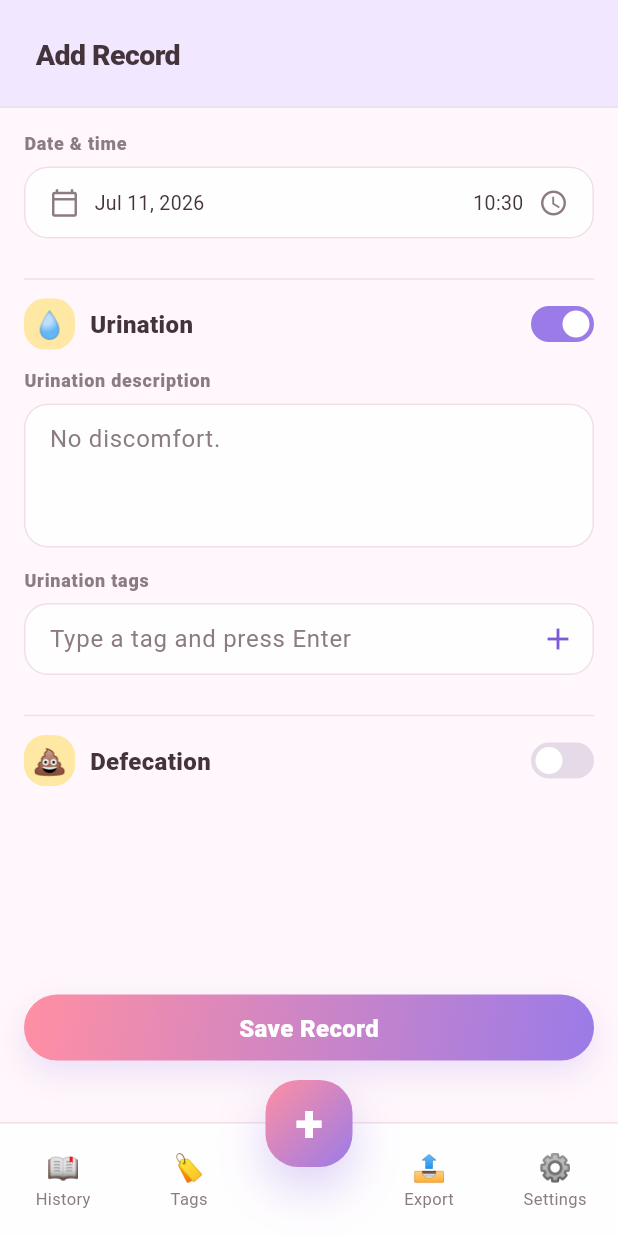
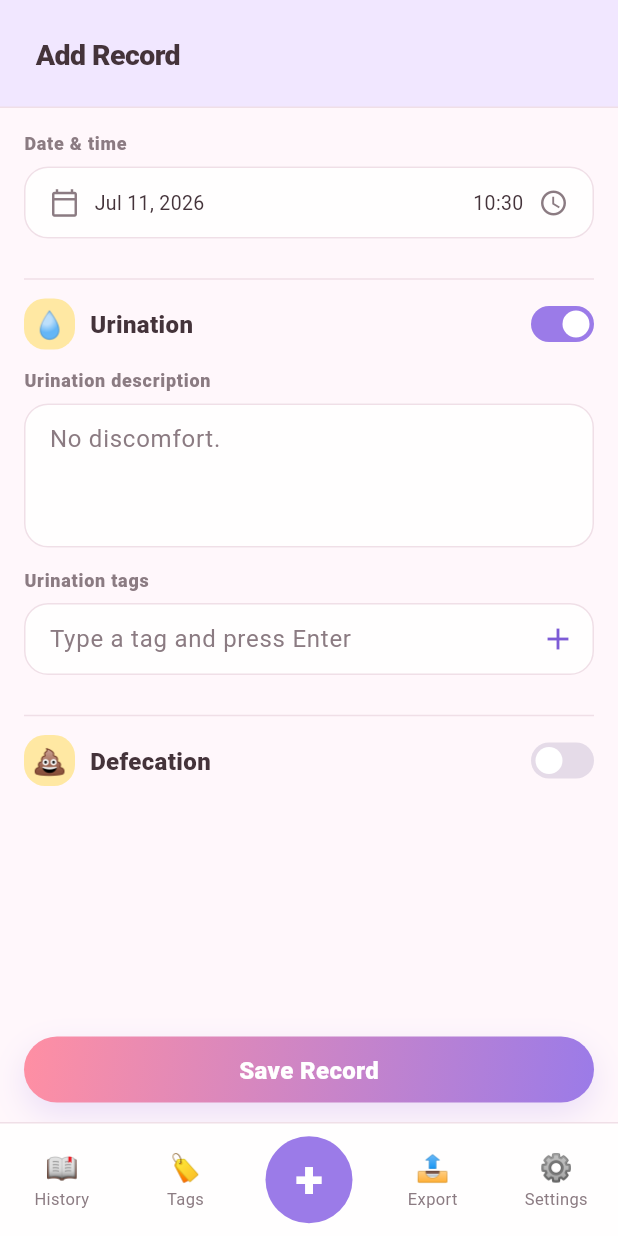
Before and after one commit to Javi801/peepoop-log, a Flutter app: the screen it shows after launch, on a phone screen of 412 x 824 dp. Run offline on Flutter 3.47's test engine with Material 3 defaults, Android fonts, the light colour scheme and no system bars; our stand-ins replace drift, drift_flutter, share_plus; accounts and stored records are empty; generated files the repository leaves out were written again.

Commit message:
style(nav): inline the plus button into the bottom bar

```diff
--- a/lib/presentation/navigation/home_shell.dart
+++ b/lib/presentation/navigation/home_shell.dart
@@ -61,8 +61,8 @@ class _HomeShellState extends State<HomeShell> {
   }
 }
 
-/// Four emoji destinations around a central "+" button that overhangs the
-/// bar by [AppSizes.fabOverhang].
+/// Four emoji destinations around a central round "+" button, all sitting in
+/// line within the bar.
 class _BottomNavBar extends StatelessWidget {
   const _BottomNavBar({required this.current, required this.onSelect});
 
@@ -75,11 +75,7 @@ class _BottomNavBar extends StatelessWidget {
     final bottomInset = MediaQuery.paddingOf(context).bottom;
 
     return SizedBox(
-      height: AppSizes.fabOverhang + AppSizes.bottomNavHeight + bottomInset,
-      child: Stack(
-        children: [
-          Positioned.fill(
-            top: AppSizes.fabOverhang,
+      height: AppSizes.bottomNavHeight + bottomInset,
       child: Container(
         // Flat surface for now; the translucent blurred bar ships
         // together with the decorative backgrounds.
@@ -99,7 +95,13 @@ class _BottomNavBar extends StatelessWidget {
                 selected: current == destination,
                 onSelect: onSelect,
               ),
-                  const SizedBox(width: AppSizes.navPlusSlot),
+            Expanded(
+              child: Center(
+                child: _PlusButton(
+                  onTap: () => onSelect(HomeDestination.addRecord),
+                ),
+              ),
+            ),
             for (final destination in const [
               HomeDestination.export,
               HomeDestination.settings,
@@ -111,15 +113,6 @@ class _BottomNavBar extends StatelessWidget {
               ),
           ],
         ),
-            ),
-          ),
-          Align(
-            alignment: Alignment.topCenter,
-            child: _PlusButton(
-              onTap: () => onSelect(HomeDestination.addRecord),
-            ),
-          ),
-        ],
       ),
     );
   }
@@ -170,8 +163,7 @@ class _PlusButton extends StatelessWidget {
   @override
   Widget build(BuildContext context) {
     final colors = context.appColors;
-    final decorations = context.appDecorations;
-    final radius = BorderRadius.circular(AppRadii.fab);
+    final radius = BorderRadius.circular(AppRadii.pill);
 
     return Semantics(
       button: true,
@@ -180,9 +172,8 @@ class _PlusButton extends StatelessWidget {
         width: AppSizes.fabSize,
         height: AppSizes.fabSize,
         decoration: BoxDecoration(
-          gradient: decorations.primaryAction,
+          color: colors.primary,
           borderRadius: radius,
-          boxShadow: decorations.fabShadow,
         ),
         child: Material(
           color: Colors.transparent,
```
Lines whose indentation alone changed are shown as unchanged.
